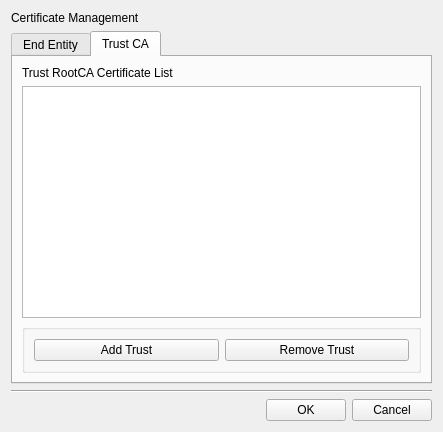
First picture: the form in BerEditor/cert_man_dlg.ui, repository jykim74/BerEditor, before the edit.
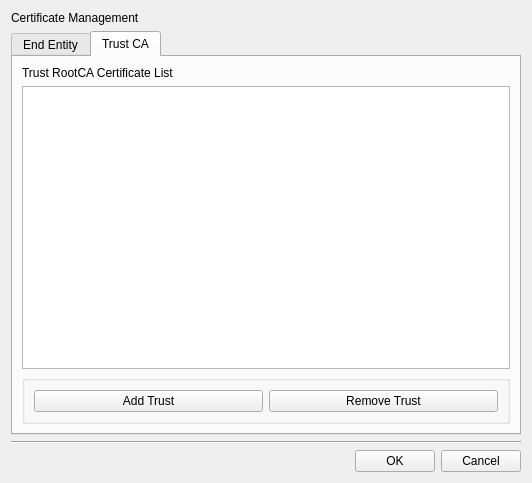
Second picture: the form after the edit. The open tabs and pages were chosen to show the change.

Diff of the .ui file:
```diff
--- a/BerEditor/cert_man_dlg.ui
+++ b/BerEditor/cert_man_dlg.ui
@@ -6,8 +6,8 @@
    <rect>
     <x>0</x>
     <y>0</y>
-    <width>443</width>
-    <height>432</height>
+    <width>532</width>
+    <height>483</height>
    </rect>
   </property>
   <property name="windowTitle">
```
Left out of the diff: 18 changed lines with no effect on the pictures.
